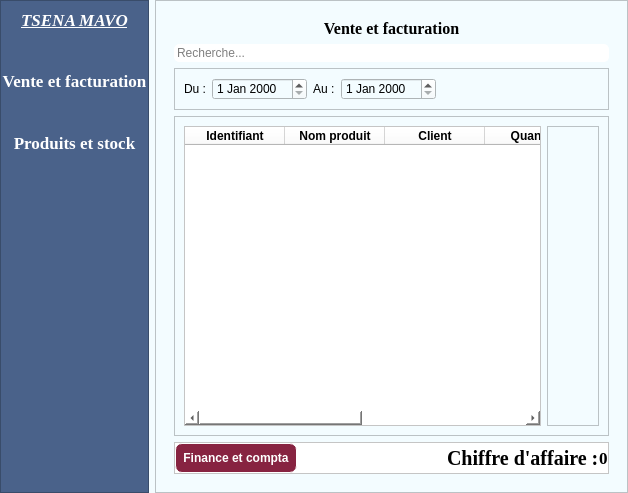
Old version of the form app.ui in the repository Totelof10/tsena.
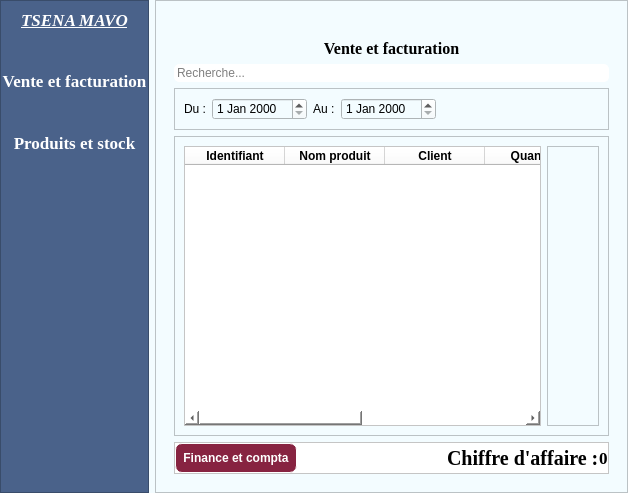
New version of the form. Icons and pictures are not drawn.

```diff
--- a/app.ui
+++ b/app.ui
@@ -182,6 +182,16 @@
       <enum>QFrame::Shadow::Raised</enum>
      </property>
      <layout class="QVBoxLayout" name="verticalLayout_2">
+      <item>
+       <widget class="QLabel" name="labelWorkspace">
+        <property name="text">
+         <string/>
+        </property>
+        <property name="alignment">
+         <set>Qt::AlignmentFlag::AlignCenter</set>
+        </property>
+       </widget>
+      </item>
       <item>
        <widget class="QStackedWidget" name="stackedWidget">
         <property name="font">
```
